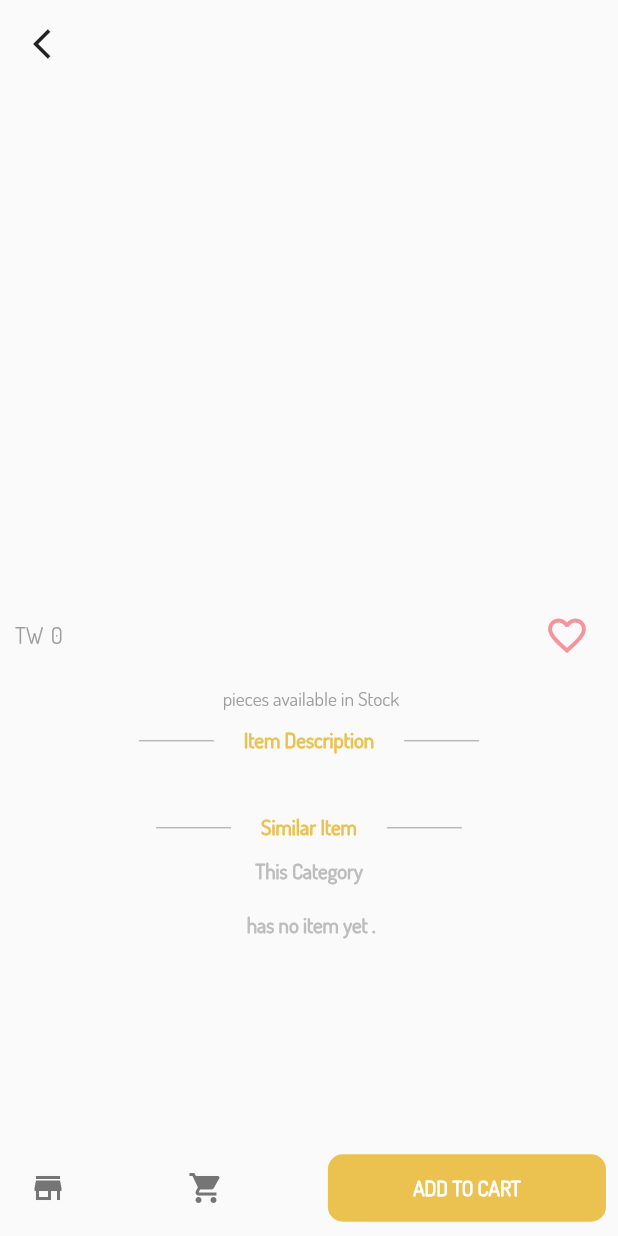
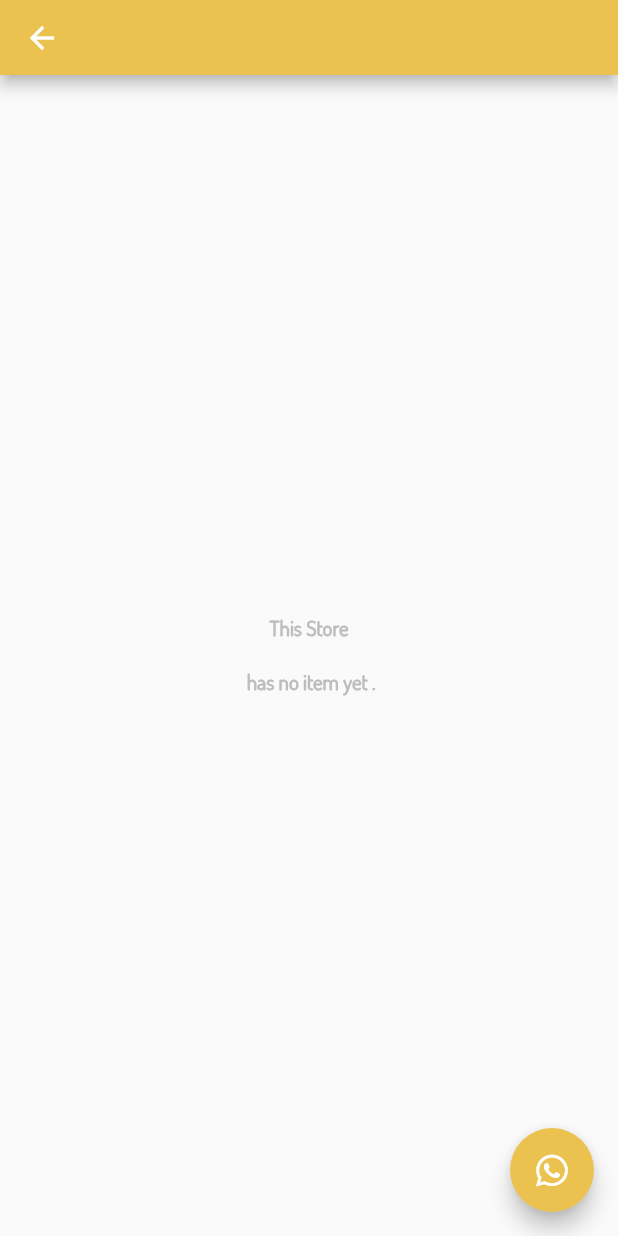
Before and after one commit to Hou-Yooni/yooni-flutter-frist, a Flutter app: the ProductDetailScreen screen opened directly with empty values, after a tap on the "store" icon, on a phone screen of 412 x 824 dp. Run offline on Flutter 3.47's test engine with Material 2 defaults, Android fonts, the phone set to English and light mode, and no system bars; our stand-ins replace badges, cloud_firestore, firebase_auth, firebase_core, firebase_storage, flutter_swiper_null_safety and 2 more; missing offline and left inert: staggered_grid_view_flutter; accounts and stored records are empty.

Commit message:
feat: create visit screen page

```diff
--- a/lib/views/detail/product_detail_screen.dart
+++ b/lib/views/detail/product_detail_screen.dart
@@ -1,5 +1,6 @@
 import 'package:cloud_firestore/cloud_firestore.dart';
 import 'package:flutter/material.dart';
+import 'package:flutter_project/views/minor_screens/visit_store_screen.dart';
 import 'package:flutter_swiper_null_safety/flutter_swiper_null_safety.dart';
 import 'package:staggered_grid_view_flutter/widgets/staggered_grid_view.dart';
 import 'package:staggered_grid_view_flutter/widgets/staggered_tile.dart';
@@ -253,7 +254,15 @@ class ProductDetailScreen extends StatelessWidget {
           mainAxisAlignment: MainAxisAlignment.spaceBetween,
           children: [
             IconButton(
-              onPressed: () {},
+              onPressed: () {
+                Navigator.push(
+                  context,
+                  MaterialPageRoute(
+                    builder: (context) =>
+                        VisitStoreScreen(sellerUid: productList['sellerUid']),
+                  ),
+                );
+              },
               icon: Icon(
                 Icons.store,
                 color: Colors.grey.shade600,
--- a/lib/views/gallery/kids_gallery_screen.dart
+++ b/lib/views/gallery/kids_gallery_screen.dart
@@ -49,8 +49,7 @@ class _KidsGalleryScreenState extends State<KidsGalleryScreen> {
           );
         }
 
-        return SingleChildScrollView(
-          child: StaggeredGridView.countBuilder(
+        return StaggeredGridView.countBuilder(
           //設為true 僅佔用它需要的空間（當有更多項目時它仍會滾動）
           //設為flase 會嘗試填充父元素提供的所有可用空間，即使列表項需要更少的空間
           shrinkWrap: true,
@@ -60,7 +59,6 @@ class _KidsGalleryScreenState extends State<KidsGalleryScreen> {
             return ProductModal(snapshot, index, context);
           },
           staggeredTileBuilder: (context) => const StaggeredTile.fit(1),
-          ),
         );
       },
     );
--- a/lib/views/gallery/shose_gallery_screen.dart
+++ b/lib/views/gallery/shose_gallery_screen.dart
@@ -49,8 +49,7 @@ class _ShoseGalleryScreenState extends State<ShoseGalleryScreen> {
           );
         }
 
-        return SingleChildScrollView(
-          child: StaggeredGridView.countBuilder(
+        return StaggeredGridView.countBuilder(
           //設為true 僅佔用它需要的空間（當有更多項目時它仍會滾動）
           //設為flase 會嘗試填充父元素提供的所有可用空間，即使列表項需要更少的空間
           shrinkWrap: true,
@@ -60,7 +59,6 @@ class _ShoseGalleryScreenState extends State<ShoseGalleryScreen> {
             return ProductModal(snapshot, index, context);
           },
           staggeredTileBuilder: (context) => const StaggeredTile.fit(1),
-          ),
         );
       },
     );
--- a/lib/views/gallery/women_gallery_screen.dart
+++ b/lib/views/gallery/women_gallery_screen.dart
@@ -49,8 +49,7 @@ class _WomenGalleryScreenState extends State<WomenGalleryScreen> {
           );
         }
 
-        return SingleChildScrollView(
-          child: StaggeredGridView.countBuilder(
+        return StaggeredGridView.countBuilder(
           //設為true 僅佔用它需要的空間（當有更多項目時它仍會滾動）
           //設為flase 會嘗試填充父元素提供的所有可用空間，即使列表項需要更少的空間
           shrinkWrap: true,
@@ -60,7 +59,6 @@ class _WomenGalleryScreenState extends State<WomenGalleryScreen> {
             return ProductModal(snapshot, index, context);
           },
           staggeredTileBuilder: (context) => const StaggeredTile.fit(1),
-          ),
         );
       },
     );
--- /dev/null
+++ b/lib/views/minor_screens/visit_store_screen.dart
@@ -0,0 +1,112 @@
+// ignore_for_file: use_key_in_widget_constructors, prefer_typing_uninitialized_variables
+
+import 'package:cloud_firestore/cloud_firestore.dart';
+import 'package:flutter/material.dart';
+import 'package:font_awesome_flutter/font_awesome_flutter.dart';
+import 'package:staggered_grid_view_flutter/widgets/staggered_grid_view.dart';
+import 'package:staggered_grid_view_flutter/widgets/staggered_tile.dart';
+
+import '../widgets/product_modal.dart';
+
+class VisitStoreScreen extends StatelessWidget {
+  final sellerUid;
+
+  const VisitStoreScreen({super.key, required this.sellerUid});
+  @override
+  Widget build(BuildContext context) {
+    final Stream<QuerySnapshot> productsStream = FirebaseFirestore.instance
+        .collection('products')
+        .where('sellerUid', isEqualTo: sellerUid)
+        .snapshots();
+    CollectionReference seller =
+        FirebaseFirestore.instance.collection('sellers');
+
+    return FutureBuilder<DocumentSnapshot>(
+      future: seller.doc(sellerUid).get(),
+      builder:
+          (BuildContext context, AsyncSnapshot<DocumentSnapshot> snapshot) {
+        if (snapshot.hasError) {
+          return const Text("Something went wrong");
+        }
+
+        if (snapshot.hasData && !snapshot.data!.exists) {
+          return const Text("Document does not exist");
+        }
+
+        if (snapshot.connectionState == ConnectionState.done) {
+          Map<String, dynamic> data =
+              snapshot.data!.data() as Map<String, dynamic>;
+          return Scaffold(
+            appBar: AppBar(
+              toolbarHeight: 50,
+              title: Text(
+                data['storeName'],
+                style: const TextStyle(
+                  fontSize: 16,
+                  fontWeight: FontWeight.bold,
+                  letterSpacing: 6,
+                ),
+              ),
+            ),
+            body: StreamBuilder<QuerySnapshot>(
+              stream: productsStream,
+              builder: (BuildContext context,
+                  AsyncSnapshot<QuerySnapshot> snapshot) {
+                if (snapshot.hasError) {
+                  return const Text('Something went wrong');
+                }
+
+                if (snapshot.connectionState == ConnectionState.waiting) {
+                  return const Center(
+                    child: CircularProgressIndicator(
+                      color: Color.fromARGB(255, 235, 194, 80),
+                    ),
+                  );
+                }
+
+                if (snapshot.data!.docs.isEmpty) {
+                  return Center(
+                    child: Text(
+                      'This Store \n\n has no item yet .',
+                      textAlign: TextAlign.center,
+                      style: TextStyle(
+                        fontSize: 14,
+                        fontWeight: FontWeight.bold,
+                        color: Colors.grey.shade400,
+                      ),
+                    ),
+                  );
+                }
+
+                return StaggeredGridView.countBuilder(
+                  //設為true 僅佔用它需要的空間（當有更多項目時它仍會滾動）
+                  //設為flase 會嘗試填充父元素提供的所有可用空間，即使列表項需要更少的空間
+                  shrinkWrap: true,
+                  itemCount: snapshot.data!.docs.length,
+                  crossAxisCount: 2,
+                  itemBuilder: (BuildContext context, int index) {
+                    return ProductModal(snapshot, index, context);
+                  },
+                  staggeredTileBuilder: (context) => const StaggeredTile.fit(1),
+                );
+              },
+            ),
+            floatingActionButton: FloatingActionButton(
+              backgroundColor: const Color.fromARGB(255, 235, 194, 80),
+              onPressed: () {},
+              child: const Icon(FontAwesomeIcons.whatsapp),
+            ),
+          );
+        }
+
+        return const Material(
+          child: Center(
+            child: CircularProgressIndicator(
+              color: Color.fromARGB(255, 235, 194, 80),
+            ),
+          ),
+        );
+      },
+    );
+  }
+}
--- a/pubspec.yaml
+++ b/pubspec.yaml
@@ -41,6 +41,8 @@ dependencies:
   uuid: ^3.0.6
   staggered_grid_view_flutter: ^0.0.4
   flutter_swiper_null_safety: ^1.0.2
+  badges: ^2.0.3
+  font_awesome_flutter: ^10.1.0
 
 dev_dependencies:
   flutter_test:
```
Also changed, not shown: lib/views/gallery/men_gallery_screen.dart (+5 -6 lines), lib/views/store_screen.dart (+13 -1 lines), lib/views/widgets/product_modal.dart (+20 -1 lines), pubspec.lock. Lines whose indentation alone changed are shown as unchanged.
